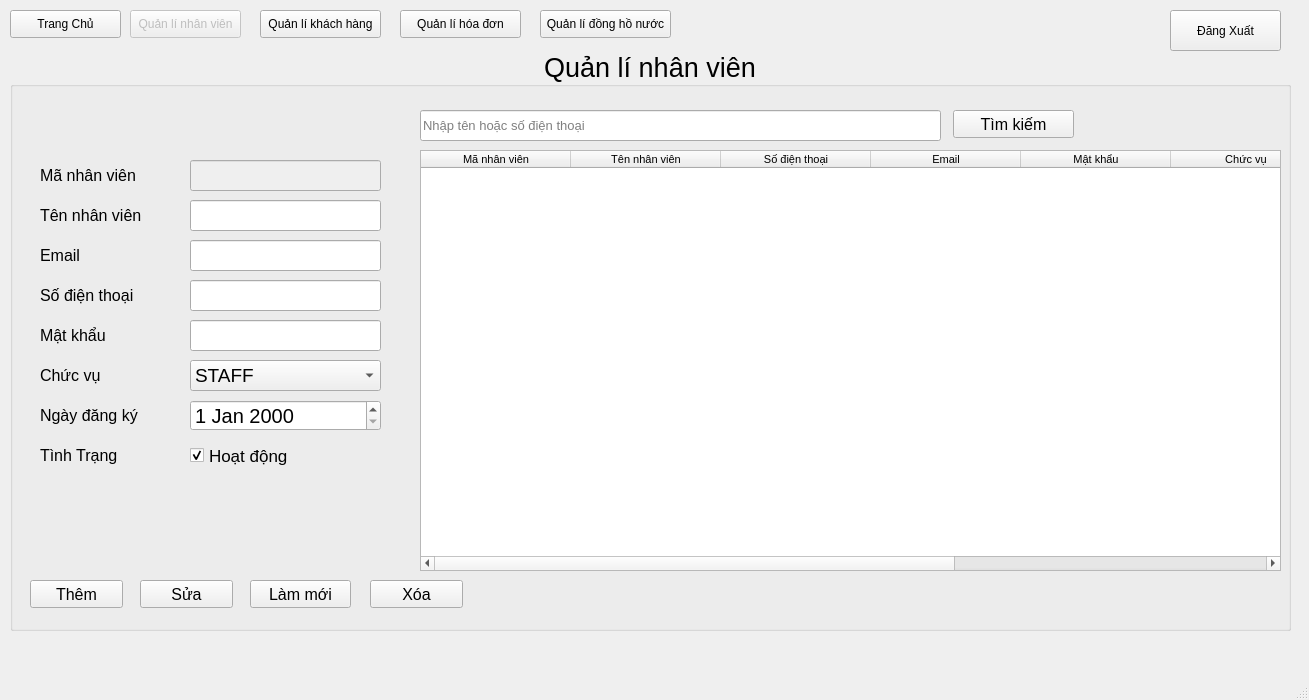
MinhVi2004/WaterManagement, file GUI/UI/QuanLyNhanVien.ui: the form before one commit.
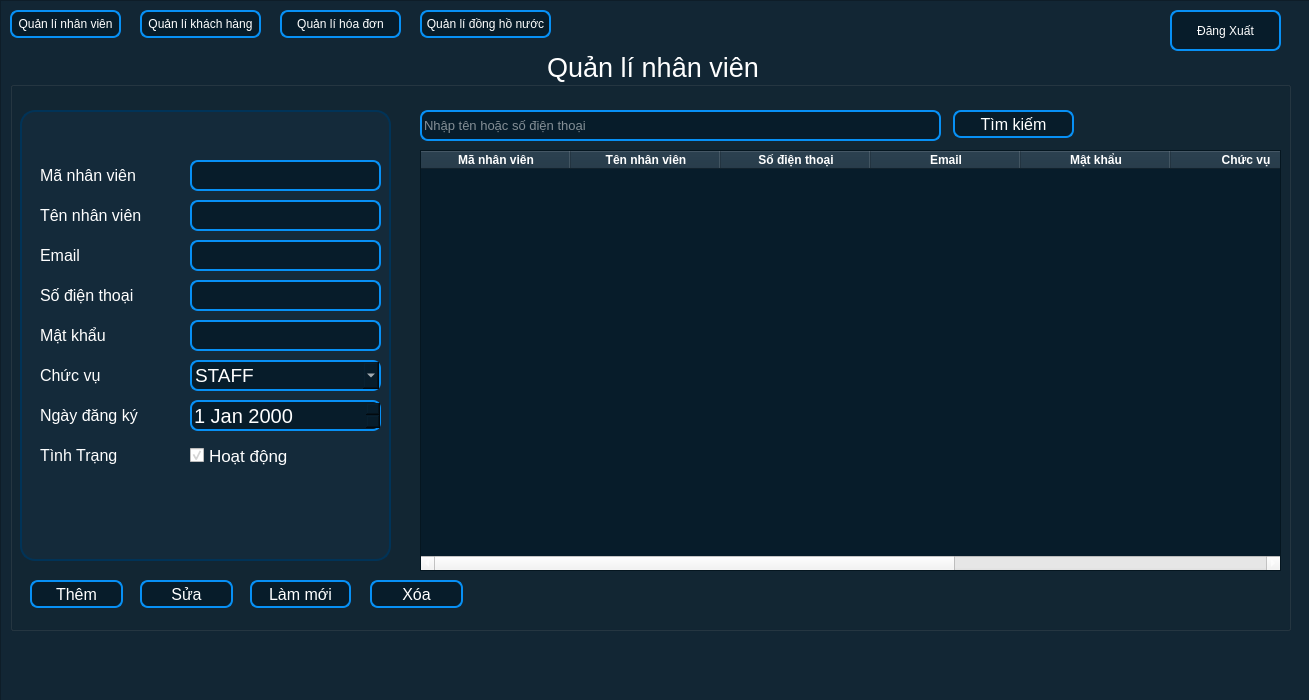
The form after the commit.

Commit message: dark theme + xóa nút home

```diff
--- a/GUI/UI/QuanLyNhanVien.ui
+++ b/GUI/UI/QuanLyNhanVien.ui
@@ -28,6 +28,9 @@
       <pointsize>20</pointsize>
      </font>
     </property>
+    <property name="styleSheet">
+     <string notr="true">color:white;</string>
+    </property>
     <property name="title">
      <string>Quản lí nhân viên</string>
     </property>
@@ -48,6 +51,12 @@
        <pointsize>12</pointsize>
       </font>
      </property>
+     <property name="styleSheet">
+      <string notr="true">background-color: rgb(7, 28, 42);
+border: 2px solid rgb(7, 144, 245);   /* Blue border */
+border-radius: 8px;
+color:white;</string>
+     </property>
      <property name="text">
       <string>Thêm</string>
      </property>
@@ -66,6 +75,12 @@
        <pointsize>12</pointsize>
       </font>
      </property>
+     <property name="styleSheet">
+      <string notr="true">background-color: rgb(7, 28, 42);
+border: 2px solid rgb(7, 144, 245);   /* Blue border */
+border-radius: 8px;
+color:white;</string>
+     </property>
      <property name="text">
       <string>Sửa</string>
      </property>
@@ -84,6 +99,12 @@
        <pointsize>12</pointsize>
       </font>
      </property>
+     <property name="styleSheet">
+      <string notr="true">background-color: rgb(7, 28, 42);
+border: 2px solid rgb(7, 144, 245);   /* Blue border */
+border-radius: 8px;
+color:white;</string>
+     </property>
      <property name="text">
       <string>Xóa</string>
      </property>
@@ -123,6 +144,12 @@
        <pointsize>10</pointsize>
       </font>
      </property>
+     <property name="styleSheet">
+      <string notr="true">background-color: rgb(7, 28, 42);
+border: 2px solid rgb(7, 144, 245);   /* Blue border */
+border-radius: 8px;
+color:white;</string>
+     </property>
     </widget>
     <widget class="QLineEdit" name="tenNV">
      <property name="geometry">
@@ -138,6 +165,12 @@
        <pointsize>10</pointsize>
       </font>
      </property>
+     <property name="styleSheet">
+      <string notr="true">background-color: rgb(7, 28, 42);
+border: 2px solid rgb(7, 144, 245);   /* Blue border */
+border-radius: 8px;
+color:white;</string>
+     </property>
      <property name="text">
       <string/>
      </property>
@@ -192,6 +225,12 @@
        <pointsize>10</pointsize>
       </font>
      </property>
+     <property name="styleSheet">
+      <string notr="true">background-color: rgb(7, 28, 42);
+border: 2px solid rgb(7, 144, 245);   /* Blue border */
+border-radius: 8px;
+color:white;</string>
+     </property>
     </widget>
     <widget class="QLabel" name="label_4">
      <property name="geometry">
@@ -225,6 +264,12 @@
        <pointsize>12</pointsize>
       </font>
      </property>
+     <property name="styleSheet">
+      <string notr="true">background-color: rgb(7, 28, 42);
+border: 2px solid rgb(7, 144, 245);   /* Blue border */
+border-radius: 8px;
+color:white;</string>
+     </property>
      <property name="text">
       <string>Làm mới</string>
      </property>
@@ -243,6 +288,12 @@
        <pointsize>12</pointsize>
       </font>
      </property>
+     <property name="styleSheet">
+      <string notr="true">background-color: rgb(7, 28, 42);
+border: 2px solid rgb(7, 144, 245);   /* Blue border */
+border-radius: 8px;
+color:white;</string>
+     </property>
      <property name="text">
       <string>Tìm kiếm</string>
      </property>
@@ -261,6 +312,12 @@
        <pointsize>10</pointsize>
       </font>
      </property>
+     <property name="styleSheet">
+      <string notr="true">background-color: rgb(7, 28, 42);
+border: 2px solid rgb(7, 144, 245);   /* Blue border */
+border-radius: 8px;
+color:white;</string>
+     </property>
      <property name="placeholderText">
       <string>Nhập tên hoặc số điện thoại</string>
      </property>
@@ -282,9 +339,46 @@
      </property>
      <property name="font">
       <font>
-       <pointsize>8</pointsize>
+       <pointsize>-1</pointsize>
       </font>
      </property>
+     <property name="styleSheet">
+      <string notr="true">QTableWidget {
+    background-color: rgb(7, 28, 42);     /* cell background */
+    color: white;                  /* text color */
+    gridline-color: #dcdcdc;         /* grid line color */
+    font-size: 14px;
+}
+
+QTableWidget::item:selected {
+    background-color: #85c1e9;       /* selected row background */
+    color: white;                    /* selected text color */
+}
+QHeaderView::section {
+    background-color: rgb(25, 47, 63);
+    color: white;
+    font-weight: bold;
+}
+
+QScrollBar:horizontal {
+    background: rgb(0, 0, 0);
+    height: 10px;
+    margin: 0px;
+}
+
+QScrollBar::handle:horizontal {
+    background: #3498db;
+    min-width: 20px;
+    border-radius: 5px;
+}
+
+QScrollBar::add-line:horizontal,
+QScrollBar::sub-line:horizontal {
+    background: none;
+    width: 0px;
+}
+</string>
+     </property>
      <property name="editTriggers">
       <set>QAbstractItemView::NoEditTriggers</set>
      </property>
@@ -364,6 +458,12 @@
        <pointsize>10</pointsize>
       </font>
      </property>
+     <property name="styleSheet">
+      <string notr="true">background-color: rgb(7, 28, 42);
+border: 2px solid rgb(7, 144, 245);   /* Blue border */
+border-radius: 8px;
+color:white;</string>
+     </property>
     </widget>
     <widget class="QLabel" name="label_5">
      <property name="geometry">
@@ -415,6 +515,12 @@
        <pointsize>15</pointsize>
       </font>
      </property>
+     <property name="styleSheet">
+      <string notr="true">background-color: rgb(7, 28, 42);
+border: 2px solid rgb(7, 144, 245);   /* Blue border */
+border-radius: 8px;
+color:white;</string>
+     </property>
     </widget>
     <widget class="QComboBox" name="role">
      <property name="geometry">
@@ -430,6 +536,12 @@
        <pointsize>14</pointsize>
       </font>
      </property>
+     <property name="styleSheet">
+      <string notr="true">background-color: rgb(7, 28, 42);
+border: 2px solid rgb(7, 144, 245);   /* Blue border */
+border-radius: 8px;
+color:white;</string>
+     </property>
      <item>
       <property name="text">
        <string>STAFF</string>
@@ -455,6 +567,12 @@
        <pointsize>10</pointsize>
       </font>
      </property>
+     <property name="styleSheet">
+      <string notr="true">background-color: rgb(7, 28, 42);
+border: 2px solid rgb(7, 144, 245);   /* Blue border */
+border-radius: 8px;
+color:white;</string>
+     </property>
     </widget>
     <widget class="QLabel" name="label_7">
      <property name="geometry">
@@ -520,102 +638,6 @@
      </property>
     </widget>
    </widget>
-   <widget class="QPushButton" name="btnHome">
-    <property name="enabled">
-     <bool>true</bool>
-    </property>
-    <property name="geometry">
-     <rect>
-      <x>10</x>
-      <y>10</y>
-      <width>111</width>
-      <height>28</height>
-     </rect>
-    </property>
-    <property name="font">
-     <font>
-      <kerning>true</kerning>
-     </font>
-    </property>
-    <property name="styleSheet">
-     <string notr="true"/>
-    </property>
-    <property name="text">
-     <string>Trang Chủ</string>
-    </property>
-   </widget>
-   <widget class="QPushButton" name="btnNV_2">
-    <property name="enabled">
-     <bool>false</bool>
-    </property>
-    <property name="geometry">
-     <rect>
-      <x>130</x>
-      <y>10</y>
-      <width>111</width>
-      <height>28</height>
-     </rect>
-    </property>
-    <property name="font">
-     <font>
-      <kerning>true</kerning>
-     </font>
-    </property>
-    <property name="styleSheet">
-     <string notr="true"/>
-    </property>
-    <property name="text">
-     <string>Quản lí nhân viên</string>
-    </property>
-   </widget>
-   <widget class="QPushButton" name="btnHD">
-    <property name="geometry">
-     <rect>
-      <x>400</x>
-      <y>10</y>
-      <width>121</width>
-      <height>28</height>
-     </rect>
-    </property>
-    <property name="styleSheet">
-     <string notr="true"/>
-    </property>
-    <property name="text">
-     <string>Quản lí hóa đơn</string>
-    </property>
-   </widget>
-   <widget class="QPushButton" name="btnKH">
-    <property name="geometry">
-     <rect>
-      <x>260</x>
-      <y>10</y>
-      <width>121</width>
-      <height>28</height>
-     </rect>
-    </property>
-    <property name="styleSheet">
-     <string notr="true"/>
-    </property>
-    <property name="text">
-     <string>Quản lí khách hàng</string>
-    </property>
-   </widget>
-   <widget class="QPushButton" name="btnDHN">
-    <property name="geometry">
-     <rect>
-      <x>540</x>
-      <y>10</y>
-      <width>131</width>
-      <height>28</height>
-     </rect>
-    </property>
-    <property name="styleSheet">
-     <string notr="true"/>
-    </property>
-    <property name="text">
-     <string>Quản lí đồng hồ nước</string>
-    </property>
-   </widget>
    <widget class="QPushButton" name="btnDangXuat">
     <property name="geometry">
      <rect>
@@ -625,22 +647,144 @@
       <height>41</height>
      </rect>
     </property>
+    <property name="styleSheet">
+     <string notr="true">background-color: rgb(7, 28, 42);
+border: 2px solid rgb(7, 144, 245);   /* Blue border */
+border-radius: 8px;
+color:white;</string>
+    </property>
     <property name="text">
      <string>Đăng Xuất</string>
     </property>
    </widget>
+   <widget class="QFrame" name="frame">
+    <property name="geometry">
+     <rect>
+      <x>0</x>
+      <y>0</y>
+      <width>1311</width>
+      <height>701</height>
+     </rect>
+    </property>
+    <property name="styleSheet">
+     <string notr="true">background-color: rgb(18, 38, 52);</string>
+    </property>
+    <property name="frameShape">
+     <enum>QFrame::StyledPanel</enum>
+    </property>
+    <property name="frameShadow">
+     <enum>QFrame::Raised</enum>
+    </property>
+    <widget class="QPushButton" name="btnNV_2">
+     <property name="enabled">
+      <bool>false</bool>
+     </property>
+     <property name="geometry">
+      <rect>
+       <x>10</x>
+       <y>10</y>
+       <width>111</width>
+       <height>28</height>
+      </rect>
+     </property>
+     <property name="font">
+      <font>
+       <kerning>true</kerning>
+      </font>
+     </property>
+     <property name="styleSheet">
+      <string notr="true">background-color: rgb(7, 28, 42);
+border: 2px solid rgb(7, 144, 245);   /* Blue border */
+border-radius: 8px;
+color:white;</string>
+     </property>
+     <property name="text">
+      <string>Quản lí nhân viên</string>
+     </property>
+    </widget>
+    <widget class="QPushButton" name="btnHD">
+     <property name="geometry">
+      <rect>
+       <x>280</x>
+       <y>10</y>
+       <width>121</width>
+       <height>28</height>
+      </rect>
+     </property>
+     <property name="styleSheet">
+      <string notr="true">background-color: rgb(7, 28, 42);
+border: 2px solid rgb(7, 144, 245);   /* Blue border */
+border-radius: 8px;
+color:white;</string>
+     </property>
+     <property name="text">
+      <string>Quản lí hóa đơn</string>
+     </property>
+    </widget>
+    <widget class="QPushButton" name="btnDHN">
+     <property name="geometry">
+      <rect>
+       <x>420</x>
+       <y>10</y>
+       <width>131</width>
+       <height>28</height>
+      </rect>
+     </property>
+     <property name="styleSheet">
+      <string notr="true">background-color: rgb(7, 28, 42);
+border: 2px solid rgb(7, 144, 245);   /* Blue border */
+border-radius: 8px;
+color:white;</string>
+     </property>
+     <property name="text">
+      <string>Quản lí đồng hồ nước</string>
+     </property>
+    </widget>
+    <widget class="QPushButton" name="btnKH">
+     <property name="geometry">
+      <rect>
+       <x>140</x>
+       <y>10</y>
+       <width>121</width>
+       <height>28</height>
+      </rect>
+     </property>
+     <property name="styleSheet">
+      <string notr="true">background-color: rgb(7, 28, 42);
+border: 2px solid rgb(7, 144, 245);   /* Blue border */
+border-radius: 8px;
+color:white;</string>
+     </property>
+     <property name="text">
+      <string>Quản lí khách hàng</string>
+     </property>
+    </widget>
+    <widget class="QFrame" name="frame_2">
+     <property name="geometry">
+      <rect>
+       <x>20</x>
+       <y>110</y>
+       <width>371</width>
+       <height>451</height>
+      </rect>
+     </property>
+     <property name="styleSheet">
+      <string notr="true">background-color: rgb(20, 43, 59);
+ border: 2px solid rgb(1, 52, 88);      /* Blue outline */
+    border-radius: 15px;            /* Rounded corners */</string>
+     </property>
+     <property name="frameShape">
+      <enum>QFrame::StyledPanel</enum>
+     </property>
+     <property name="frameShadow">
+      <enum>QFrame::Raised</enum>
+     </property>
+    </widget>
+   </widget>
+   <zorder>frame</zorder>
+   <zorder>groupBox</zorder>
+   <zorder>btnDangXuat</zorder>
   </widget>
-  <widget class="QMenuBar" name="menubar">
-   <property name="geometry">
-    <rect>
-     <x>0</x>
-     <y>0</y>
-     <width>1309</width>
-     <height>26</height>
-    </rect>
-   </property>
-  </widget>
-  <widget class="QStatusBar" name="statusbar"/>
  </widget>
  <resources/>
  <connections>
```
Left out of the diff: 3 changed lines with no effect on the pictures. The commit also changes 13 other files.
